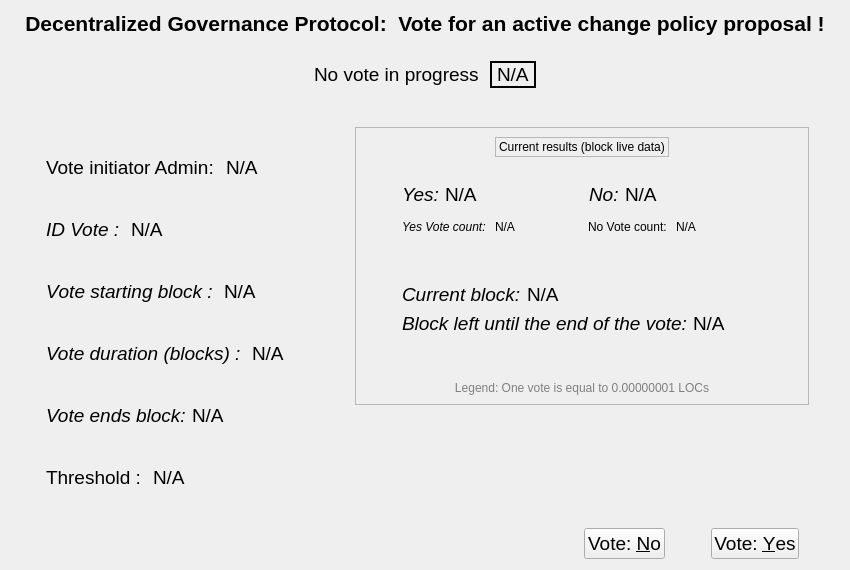
Qt form src/qt/forms/votingpage.ui (Hydra-Chain/node) before a commit.
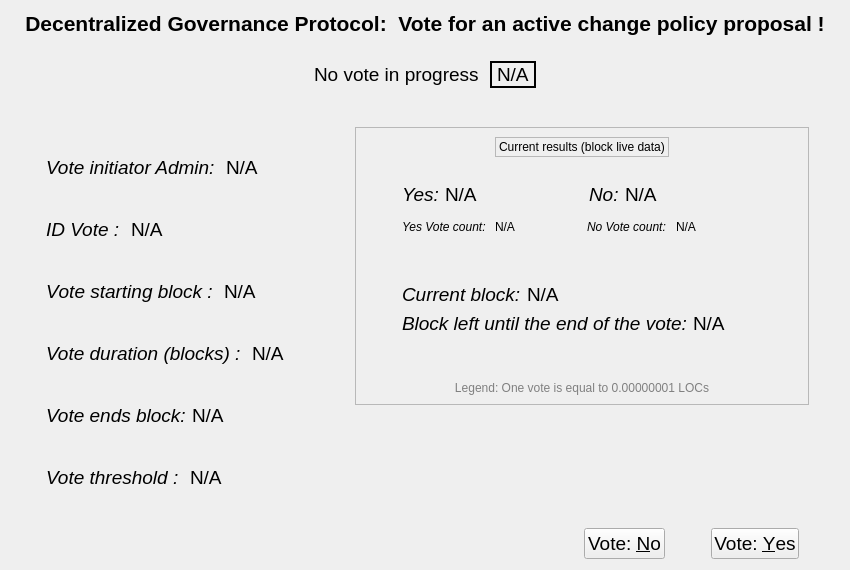
The same form after that commit.

Commit message: change in voting tab ui

The edit to the form file:
```diff
--- a/src/qt/forms/votingpage.ui
+++ b/src/qt/forms/votingpage.ui
@@ -185,6 +185,7 @@
                <property name="font">
                 <font>
                  <pointsize>14</pointsize>
+                 <italic>true</italic>
                 </font>
                </property>
                <property name="text">
@@ -467,10 +468,11 @@
                <property name="font">
                 <font>
                  <pointsize>14</pointsize>
+                 <italic>true</italic>
                 </font>
                </property>
                <property name="text">
-                <string>Threshold : </string>
+                <string>Vote threshold : </string>
                </property>
               </widget>
              </item>
@@ -752,6 +754,11 @@
               </item>
               <item>
                <widget class="QLabel" name="labelNoCount">
+                <property name="font">
+                 <font>
+                  <italic>true</italic>
+                 </font>
+                </property>
                 <property name="text">
                  <string>No Vote count: </string>
                 </property>
```
